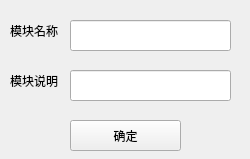
Before: the Qt Designer form Designer/mod.ui in Addision/ProtoTool, drawn with Qt 5.
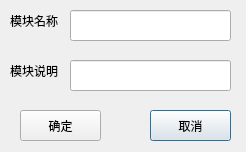
After: the same form once the commit is applied.

```diff
--- a/Designer/mod.ui
+++ b/Designer/mod.ui
@@ -1,16 +1,13 @@
 <?xml version="1.0" encoding="UTF-8"?>
 <ui version="4.0">
- <class>FormMod</class>
- <widget class="QWidget" name="FormMod">
-  <property name="windowModality">
-   <enum>Qt::NonModal</enum>
-  </property>
+ <class>DialogMod</class>
+ <widget class="QDialog" name="DialogMod">
   <property name="geometry">
    <rect>
     <x>0</x>
     <y>0</y>
-    <width>250</width>
-    <height>159</height>
+    <width>246</width>
+    <height>152</height>
    </rect>
   </property>
   <property name="windowTitle">
@@ -19,44 +16,44 @@
   <widget class="QPushButton" name="BtnMod">
    <property name="geometry">
     <rect>
-     <x>70</x>
-     <y>120</y>
-     <width>111</width>
+     <x>150</x>
+     <y>110</y>
+     <width>81</width>
      <height>31</height>
     </rect>
    </property>
    <property name="text">
-    <string>确定</string>
+    <string>取消</string>
    </property>
   </widget>
   <widget class="QLineEdit" name="LetModCmt">
    <property name="geometry">
     <rect>
      <x>70</x>
-     <y>70</y>
+     <y>60</y>
      <width>161</width>
      <height>31</height>
     </rect>
    </property>
   </widget>
-  <widget class="QLabel" name="label_7">
+  <widget class="QPushButton" name="BtnModOk">
    <property name="geometry">
     <rect>
-     <x>10</x>
-     <y>70</y>
-     <width>51</width>
-     <height>21</height>
+     <x>20</x>
+     <y>110</y>
+     <width>81</width>
+     <height>31</height>
     </rect>
    </property>
    <property name="text">
-    <string>模块说明</string>
+    <string>确定</string>
    </property>
   </widget>
   <widget class="QLabel" name="label_6">
    <property name="geometry">
     <rect>
      <x>10</x>
-     <y>20</y>
+     <y>10</y>
      <width>51</width>
      <height>21</height>
     </rect>
@@ -65,11 +62,24 @@
     <string>模块名称</string>
    </property>
   </widget>
+  <widget class="QLabel" name="label_7">
+   <property name="geometry">
+    <rect>
+     <x>10</x>
+     <y>60</y>
+     <width>51</width>
+     <height>21</height>
+    </rect>
+   </property>
+   <property name="text">
+    <string>模块说明</string>
+   </property>
+  </widget>
   <widget class="QLineEdit" name="LetModName">
    <property name="geometry">
     <rect>
      <x>70</x>
-     <y>20</y>
+     <y>10</y>
      <width>161</width>
      <height>31</height>
     </rect>
```
Left out of the diff: 7 changed lines with no effect on the pictures.
